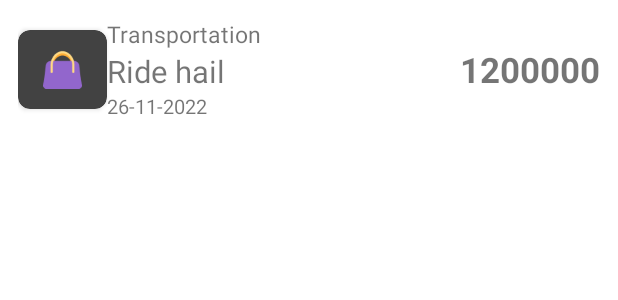
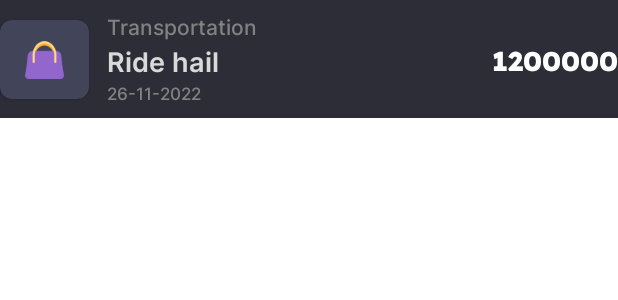
Before and after one commit to DhewaGunawan/MoneyTrackerBinarPlatinum, an Android app: the layout item_single_transaction.xml on its own in the app's theme, with its tools: preview values and no code run, on a phone screen of 412 x 824 dp. Shown: the top 300 px of the screen. Run offline under Robolectric (Android 15) with nearby library versions, the phone set to English and light mode, and no system bars.

Commit message:
adjust layout on single trx

```diff
--- a/app/src/main/res/layout/item_single_transaction.xml
+++ b/app/src/main/res/layout/item_single_transaction.xml
@@ -4,13 +4,14 @@
     xmlns:tools="http://schemas.android.com/tools"
     android:layout_width="match_parent"
     android:layout_height="wrap_content"
-    android:padding="@dimen/_9sdp">
+    android:paddingVertical="8dp"
+    android:background="@color/dark_blue_600">
 
     <androidx.cardview.widget.CardView
         android:id="@+id/iv_ic_category"
         android:layout_width="wrap_content"
         android:layout_height="wrap_content"
-        app:cardBackgroundColor="@color/cardview_dark_background"
+        app:cardBackgroundColor="@color/dark_blue_200"
         app:cardCornerRadius="8dp"
         app:layout_constraintBottom_toBottomOf="parent"
         app:layout_constraintLeft_toLeftOf="parent"
@@ -27,7 +28,10 @@
         android:id="@+id/tv_category"
         android:layout_width="0dp"
         android:layout_height="wrap_content"
-        android:textSize="@dimen/_12sdp"
+        android:layout_marginLeft="12dp"
+        android:fontFamily="@font/inter_medium"
+        android:textColor="@color/grey_400"
+        android:textSize="14sp"
         app:layout_constraintLeft_toRightOf="@id/iv_ic_category"
         app:layout_constraintRight_toLeftOf="@id/tv_transaction_amount"
         app:layout_constraintTop_toTopOf="parent"
@@ -37,7 +41,10 @@
         android:id="@+id/tv_transaction_title"
         android:layout_width="0dp"
         android:layout_height="wrap_content"
-        android:textSize="@dimen/_16sdp"
+        android:layout_marginLeft="12dp"
+        android:fontFamily="@font/inter_semi_bold"
+        android:textColor="@color/off_white_400"
+        android:textSize="18sp"
         app:layout_constraintLeft_toRightOf="@id/iv_ic_category"
         app:layout_constraintRight_toLeftOf="@id/tv_transaction_amount"
         app:layout_constraintTop_toBottomOf="@id/tv_category"
@@ -48,7 +55,10 @@
         android:id="@+id/tv_transaction_date"
         android:layout_width="0dp"
         android:layout_height="wrap_content"
-        android:textSize="@dimen/_10sdp"
+        android:layout_marginLeft="12dp"
+        android:fontFamily="@font/inter_medium"
+        android:textColor="@color/grey_400"
+        android:textSize="11sp"
         app:layout_constraintBottom_toBottomOf="parent"
         app:layout_constraintLeft_toRightOf="@id/iv_ic_category"
         app:layout_constraintRight_toLeftOf="@id/tv_transaction_amount"
@@ -59,7 +69,9 @@
         android:id="@+id/tv_transaction_amount"
         android:layout_width="wrap_content"
         android:layout_height="wrap_content"
-        android:textSize="@dimen/_18sdp"
+        android:fontFamily="@font/lexend_deca_extra_bold"
+        android:textColor="@color/white"
+        android:textSize="18sp"
         android:textStyle="bold"
         app:layout_constraintBottom_toBottomOf="parent"
         app:layout_constraintLeft_toRightOf="@id/tv_transaction_title"
```
